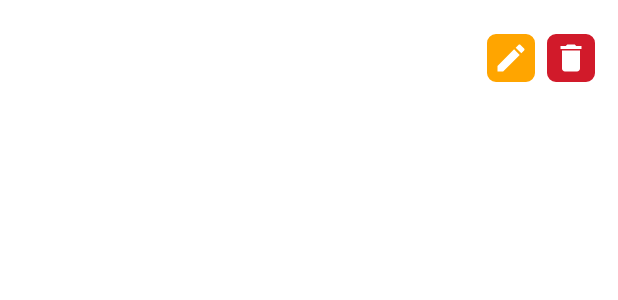
After one commit to WilliamNerem/ApputviklingMappe3, an Android app: the layout list_item_hus.xml on its own in the app's theme, with its tools: preview values and no code run, on a phone screen of 412 x 824 dp. The commit adds this screen. Shown: the top 300 px of the screen. Run offline under Robolectric (Android 15) with nearby library versions, the phone set to English and light mode, and no system bars.

Commit message:
Lagt til hent alle hus fra databasen og list det i listview

```diff
--- /dev/null
+++ b/app/src/main/res/drawable/delete_rounded_corners.xml
@@ -0,0 +1,17 @@
+<?xml version="1.0" encoding="utf-8"?>
+<shape xmlns:android="http://schemas.android.com/apk/res/android" >
+    <stroke
+        android:width="1dp"
+        android:color="@color/delete_red" />
+
+    <solid
+        android:color="@color/delete_red"/>
+
+    <padding
+        android:left="1dp"
+        android:right="1dp"
+        android:bottom="1dp"
+        android:top="1dp" />
+
+    <corners android:radius="5dp" />
+</shape>
--- /dev/null
+++ b/app/src/main/res/drawable/edit_rounded_corners.xml
@@ -0,0 +1,17 @@
+<?xml version="1.0" encoding="utf-8"?>
+<shape xmlns:android="http://schemas.android.com/apk/res/android" >
+    <stroke
+        android:width="1dp"
+        android:color="@color/edit_orange" />
+
+    <solid
+        android:color="@color/edit_orange"/>
+
+    <padding
+        android:left="1dp"
+        android:right="1dp"
+        android:bottom="1dp"
+        android:top="1dp" />
+
+    <corners android:radius="5dp" />
+</shape>
--- /dev/null
+++ b/app/src/main/res/drawable/ic_baseline_delete_24.xml
@@ -0,0 +1,5 @@
+<vector android:height="24dp" android:tint="#FFFFFF"
+    android:viewportHeight="24" android:viewportWidth="24"
+    android:width="24dp" xmlns:android="http://schemas.android.com/apk/res/android">
+    <path android:fillColor="@android:color/white" android:pathData="M6,19c0,1.1 0.9,2 2,2h8c1.1,0 2,-0.9 2,-2V7H6v12zM19,4h-3.5l-1,-1h-5l-1,1H5v2h14V4z"/>
+</vector>
--- /dev/null
+++ b/app/src/main/res/drawable/ic_baseline_edit_24.xml
@@ -0,0 +1,5 @@
+<vector android:height="24dp" android:tint="#FFFFFF"
+    android:viewportHeight="24" android:viewportWidth="24"
+    android:width="24dp" xmlns:android="http://schemas.android.com/apk/res/android">
+    <path android:fillColor="@android:color/white" android:pathData="M3,17.25V21h3.75L17.81,9.94l-3.75,-3.75L3,17.25zM20.71,7.04c0.39,-0.39 0.39,-1.02 0,-1.41l-2.34,-2.34c-0.39,-0.39 -1.02,-0.39 -1.41,0l-1.83,1.83 3.75,3.75 1.83,-1.83z"/>
+</vector>
--- /dev/null
+++ b/app/src/main/res/layout/list_item_hus.xml
@@ -0,0 +1,77 @@
+<?xml version="1.0" encoding="utf-8"?>
+<LinearLayout xmlns:android="http://schemas.android.com/apk/res/android"
+    android:orientation="horizontal"
+    android:layout_width="match_parent"
+    android:layout_height="match_parent"
+    android:weightSum="40">
+
+    <TextView
+        android:id="@+id/itemHus"
+        android:layout_width="match_parent"
+        android:layout_height="78dp"
+        android:layout_weight="15"
+        android:gravity="center"
+        android:textAlignment="center" />
+
+    <LinearLayout
+        android:layout_width="match_parent"
+        android:layout_height="wrap_content"
+        android:orientation="vertical"
+        android:layout_weight="10">
+
+        <TextView
+            android:id="@+id/itemHusBeskrivelse"
+            android:layout_width="match_parent"
+            android:layout_height="wrap_content"
+            android:gravity="center"/>
+
+        <TextView
+            android:id="@+id/itemHusGateadresse"
+            android:layout_width="match_parent"
+            android:layout_height="wrap_content"
+            android:gravity="center" />
+
+        <TextView
+            android:id="@+id/itemHusGpsKoordinater"
+            android:layout_width="match_parent"
+            android:layout_height="wrap_content"
+            android:gravity="center" />
+
+        <TextView
+            android:id="@+id/itemHusEtasjer"
+            android:layout_width="match_parent"
+            android:layout_height="wrap_content"
+            android:gravity="center" />
+
+    </LinearLayout>
+
+    <LinearLayout
+        android:layout_width="match_parent"
+        android:layout_height="78dp"
+        android:layout_weight="15"
+        android:gravity="center"
+        android:orientation="horizontal">
+
+        <ImageButton
+            android:id="@+id/buttonEditHus"
+            android:layout_width="wrap_content"
+            android:layout_height="wrap_content"
+            android:layout_marginEnd="4dp"
+            android:background="@drawable/edit_rounded_corners"
+            android:gravity="center"
+            android:padding="4dp"
+            android:src="@drawable/ic_baseline_edit_24" />
+
+        <ImageButton
+            android:id="@+id/buttonDeleteHus"
+            android:layout_width="wrap_content"
+            android:layout_height="wrap_content"
+            android:layout_marginStart="4dp"
+            android:background="@drawable/delete_rounded_corners"
+            android:gravity="center"
+            android:padding="4dp"
+            android:src="@drawable/ic_baseline_delete_24" />
+
+    </LinearLayout>
+
+</LinearLayout>
--- a/app/src/main/res/values/colors.xml
+++ b/app/src/main/res/values/colors.xml
@@ -7,4 +7,6 @@
     <color name="teal_700">#FF018786</color>
     <color name="black">#FF000000</color>
     <color name="white">#FFFFFFFF</color>
+    <color name="delete_red">#d11a2a</color>
+    <color name="edit_orange">#ffa500</color>
 </resources>
--- a/app/src/main/res/values/strings.xml
+++ b/app/src/main/res/values/strings.xml
@@ -1,3 +1,8 @@
 <resources>
     <string name="app_name">ApputviklingMappe3</string>
+    <string name="titleEditHus">Endre hus</string>
+    <string name="hintBeskrivelse">Skriv beskrivelse</string>
+    <string name="hintGateadresse">Skriv inn gateadresse</string>
+    <string name="hintGpsKoordinater">Skriv inn gps-koordinater</string>
+    <string name="hintEtasjer">Skriv inn antall etasjer</string>
 </resources>
```
Also changed, not shown: app/src/main/AndroidManifest.xml (+9 -5 lines), app/src/main/java/com/example/apputviklingmappe3_s344106_s344082/DBHandler.java (added, +178 -0 lines), app/src/main/java/com/example/apputviklingmappe3_s344106_s344082/HusList.java (+2 -33 lines), app/src/main/java/com/example/apputviklingmappe3_s344106_s344082/HusListAdapter.java (+10 -9 lines), app/src/main/res/drawable/ic_baseline_description_24.xml (added, +10 -0 lines), app/src/main/res/drawable/ic_baseline_height_24.xml (added, +10 -0 lines), app/src/main/res/drawable/ic_baseline_home_24.xml (added, +10 -0 lines), app/src/main/res/drawable/ic_baseline_location_on_24.xml (added, +10 -0 lines), app/src/main/res/layout/alert_edit_hus.xml (+5 -5 lines).
